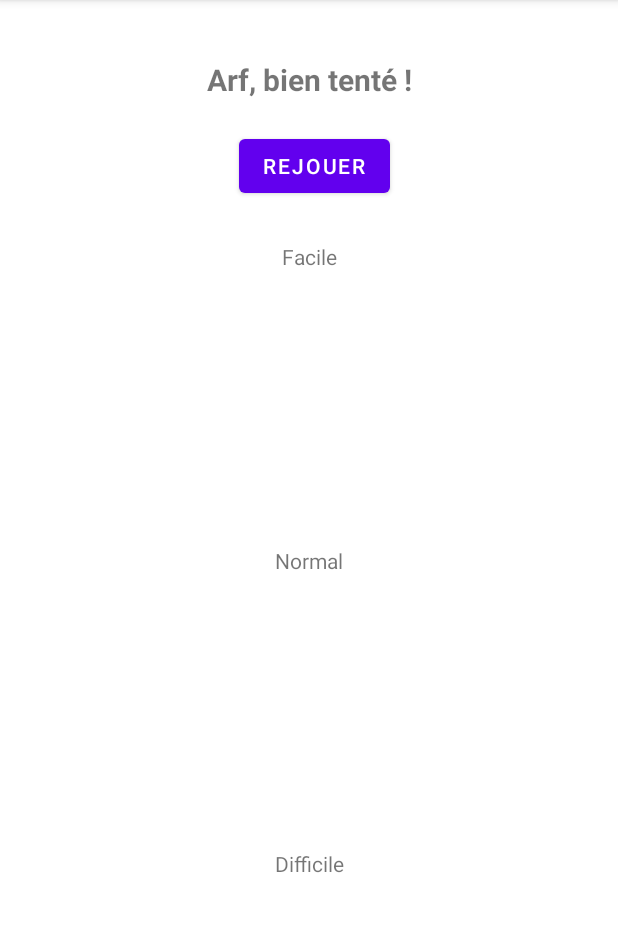
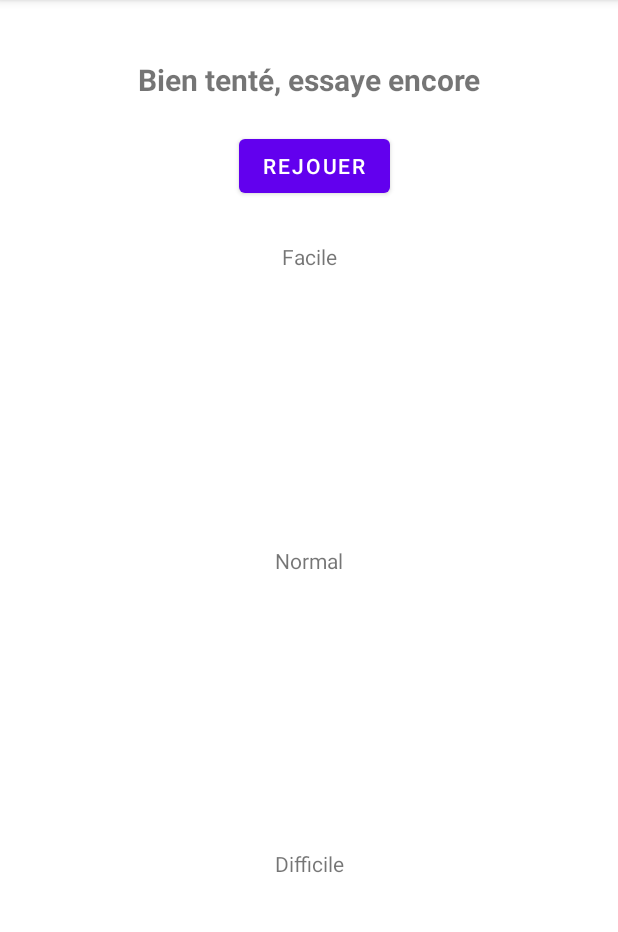
Before and after one commit to Deux-Ailes/LeDemineur, an Android app: the Fin screen opened directly, with no data from a screen before it, on a phone screen of 412 x 824 dp, the part 84-1016 px from its top. Run offline under Robolectric (Android 15) with nearby library versions, the phone set to English and light mode, and no system bars.

Commit message:
Optimisation des imports

```diff
--- a/app/src/main/AndroidManifest.xml
+++ b/app/src/main/AndroidManifest.xml
@@ -9,6 +9,7 @@
         android:roundIcon="@mipmap/ic_launcher_round"
         android:supportsRtl="true"
         android:theme="@style/Theme.JeuFun">
+
         <service
             android:name=".ServiceDeMusique"
             android:enabled="true"
--- a/app/src/main/java/com/example/jeufun/AccessDonnees.java
+++ b/app/src/main/java/com/example/jeufun/AccessDonnees.java
@@ -1,32 +1,30 @@
 package com.example.jeufun;
-
-import static android.content.Context.MODE_PRIVATE;
 
 import android.content.SharedPreferences;
 
 import com.google.gson.Gson;
 import com.google.gson.reflect.TypeToken;
 
-import java.lang.reflect.Array;
 import java.util.ArrayList;
 
 public class AccessDonnees {
-    private SharedPreferences prefs;
-    private SharedPreferences.Editor editor;
     private final Gson gson;
+    private final SharedPreferences prefs;
+    private final SharedPreferences.Editor editor;
 
-    public AccessDonnees(SharedPreferences pref, SharedPreferences.Editor editor){
+    public AccessDonnees(SharedPreferences pref, SharedPreferences.Editor editor) {
         this.prefs = pref;
         this.editor = editor;
         gson = new Gson();
     }
 
     // Permet d'écrire un score dans les shared preferences
-    public void ecritureScore(Score score){
+    public void ecritureScore(Score score) {
         // Récupération de l'objet
-        String listScoreDifficultJSON =  prefs.getString(String.valueOf(score.getDifficulty()),"");
-        ArrayList<Score> scoreDifficulty = gson.fromJson(listScoreDifficultJSON, new TypeToken<ArrayList<Score>>(){}.getType());
-        if(scoreDifficulty==null){
+        String listScoreDifficultJSON = prefs.getString(String.valueOf(score.getDifficulty()), "");
+        ArrayList<Score> scoreDifficulty = gson.fromJson(listScoreDifficultJSON, new TypeToken<ArrayList<Score>>() {
+        }.getType());
+        if (scoreDifficulty == null) {
             scoreDifficulty = new ArrayList<>();
         }
         // Ajout dans la liste
@@ -34,14 +32,14 @@ public class AccessDonnees {
         String scoreJson = gson.toJson(scoreDifficulty);
 
         // Commit
-        editor.putString(String.valueOf(score.getDifficulty()),scoreJson);
+        editor.putString(String.valueOf(score.getDifficulty()), scoreJson);
         editor.apply();
     }
 
     // Retourne la liste des scores pour une difficulté donnée
-    public ArrayList<Score> getScores(int difficulty){
-        String json = prefs.getString(String.valueOf(difficulty),"");
-        ArrayList<Score> listScores = gson.fromJson(json, new TypeToken<ArrayList<Score>>(){}.getType());
-        return listScores;
+    public ArrayList<Score> getScores(int difficulty) {
+        String json = prefs.getString(String.valueOf(difficulty), "");
+        return gson.fromJson(json, new TypeToken<ArrayList<Score>>() {
+        }.getType());
     }
 }
--- a/app/src/main/java/com/example/jeufun/Fin.java
+++ b/app/src/main/java/com/example/jeufun/Fin.java
@@ -1,43 +1,33 @@
 package com.example.jeufun;
-
-import androidx.appcompat.app.AppCompatActivity;
-import androidx.fragment.app.FragmentTransaction;
 
 import android.content.Intent;
 import android.content.SharedPreferences;
 import android.os.Bundle;
 import android.widget.Button;
-import android.widget.LinearLayout;
 import android.widget.TextView;
+
+import androidx.appcompat.app.AppCompatActivity;
+import androidx.fragment.app.FragmentTransaction;
 
 import java.util.ArrayList;
 import java.util.Comparator;
 
 public class Fin extends AppCompatActivity {
-
-    private LinearLayout facile;
-    private LinearLayout moyen;
-    private LinearLayout hard;
-    private TextView victoireDefaite;
-    private SharedPreferences prefs;
-    private SharedPreferences.Editor editor;
+    private TextView victoryDefeat;
     private AccessDonnees dataAccess;
     private Button btnReplay;
+
     @Override
     protected void onCreate(Bundle savedInstanceState) {
         super.onCreate(savedInstanceState);
         setContentView(R.layout.activity_fin);
 
         // Attribution des containers pour les fragments
-        facile = findViewById(R.id.ez);
-        moyen = findViewById(R.id.med);
-        hard = findViewById(R.id.hard);
         btnReplay = findViewById(R.id.replay);
-        victoireDefaite = findViewById(R.id.victoireDefaite);
-
-        prefs= getSharedPreferences("scores",MODE_PRIVATE);
-        editor = prefs.edit();
-        dataAccess = new AccessDonnees(prefs,editor);
+        victoryDefeat = findViewById(R.id.victoireDefaite);
+        SharedPreferences prefs = getSharedPreferences("scores", MODE_PRIVATE);
+        SharedPreferences.Editor editor = prefs.edit();
+        dataAccess = new AccessDonnees(prefs, editor);
     }
 
     @Override
@@ -46,32 +36,32 @@ public class Fin extends AppCompatActivity {
         Intent intent = getIntent();
         Bundle bundle = intent.getExtras();
         boolean victory = false;
-        if(bundle!=null){
+        if (bundle != null) {
             victory = true;
-            Score s = (Score)bundle.getSerializable("SCORE");
+            Score s = (Score) bundle.getSerializable("SCORE");
             dataAccess.ecritureScore(s);
         }
 
         // Mise en forme
-        if(victory) victoireDefaite.setText("Bien joué, tu as gagné !");
-        else victoireDefaite.setText("Arf, bien tenté !");
+        if (victory) victoryDefeat.setText(R.string.gg);
+        else victoryDefeat.setText(R.string.pasdpo);
 
 
         FragmentTransaction ft = getSupportFragmentManager().beginTransaction();
         // Les fragments initialisés
-        for(int i=0;i<3;i++){
+        for (int i = 0; i < 3; i++) {
             ArrayList<Score> liste = dataAccess.getScores(i);
             int id = R.id.ez;
-            if(i==1){
+            if (i == 1) {
                 id = R.id.med;
-            }else if(i==2){
+            } else if (i == 2) {
                 id = R.id.hard;
             }
             // Tri en fonction du temps
-            if(liste!=null) {
-                liste.sort(Comparator.<Score>comparingLong(Score::getSeconds));
+            if (liste != null) {
+                liste.sort(Comparator.comparingLong(Score::getSeconds));
                 for (Score score : liste) {
-                    fragment_frag_scores frag = fragment_frag_scores.newInstance(score.getPseudo(),score.getSeconds());
+                    fragment_frag_scores frag = fragment_frag_scores.newInstance(score.getPseudo(), score.getSeconds());
                     ft.add(id, frag);
                 }
             }
@@ -79,28 +69,14 @@ public class Fin extends AppCompatActivity {
         ft.commit();
 
 
-        btnReplay.setOnClickListener(v->{
+        btnReplay.setOnClickListener(v -> {
             Intent monIntent = new Intent(this, Menu.class);
             startActivity(monIntent);
         });
 
     }
 
-    /*
 
-    SI PRESENCE D'UN BUNDLE ALORS ON SUPPOSE LA VICTOIRE
-    SINON DEFAITE
-
-     */
-
-    private void ecritureScore(Score scoreAjout){
-
-    }
-
-
-    private void affichageScores(){
-
-    }
 
 
 
--- a/app/src/main/java/com/example/jeufun/ServiceDeMusique.java
+++ b/app/src/main/java/com/example/jeufun/ServiceDeMusique.java
@@ -3,15 +3,15 @@ package com.example.jeufun;
 import android.app.Service;
 import android.content.Intent;
 import android.media.MediaPlayer;
-import android.os.Handler;
 import android.os.IBinder;
 
 public class ServiceDeMusique extends Service {
     private MediaPlayer maMusique;
 
-    public ServiceDeMusique(){
+    public ServiceDeMusique() {
 
     }
+
     @Override
     public IBinder onBind(Intent intent) {
         // TODO: Return the communication channel to the service.
--- a/app/src/main/java/com/example/jeufun/fragment_frag_scores.java
+++ b/app/src/main/java/com/example/jeufun/fragment_frag_scores.java
@@ -63,7 +63,7 @@ public class fragment_frag_scores extends Fragment {
         TextView pseudo = view.findViewById(R.id.text_Pseudo);
         TextView time = view.findViewById(R.id.text_Time);
         pseudo.setText(pseudonym);
-        time.setText(String.valueOf(this.time) + " sec");
+        time.setText(this.time + " sec");
         return view;
     }
 }
--- a/app/src/main/res/values/strings.xml
+++ b/app/src/main/res/values/strings.xml
@@ -13,4 +13,6 @@
     <string name="Music">Music</string>
     <string name="difficulte">Difficulté (Facile / Moyen / Difficile)</string>
     <string name="pseudo">Pseudonyme</string>
+    <string name="gg">Bien joué, tu as gagné !</string>
+    <string name="pasdpo">Bien tenté, essaye encore</string>
 </resources>
```
Also changed, not shown: app/src/main/java/com/example/jeufun/FragCellule.java (+27 -30 lines), app/src/main/java/com/example/jeufun/FragLigne.java (+9 -11 lines), app/src/main/java/com/example/jeufun/MainActivity.java (+76 -78 lines), app/src/main/java/com/example/jeufun/Menu.java (+14 -13 lines), app/src/main/java/com/example/jeufun/Parametre.java (+8 -8 lines), app/src/main/java/com/example/jeufun/Score.java (+12 -9 lines).
